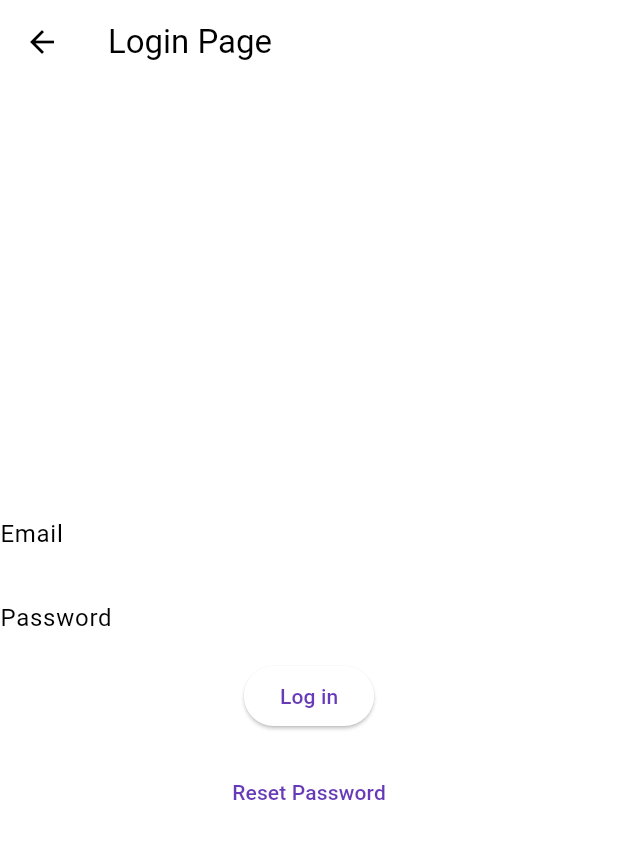
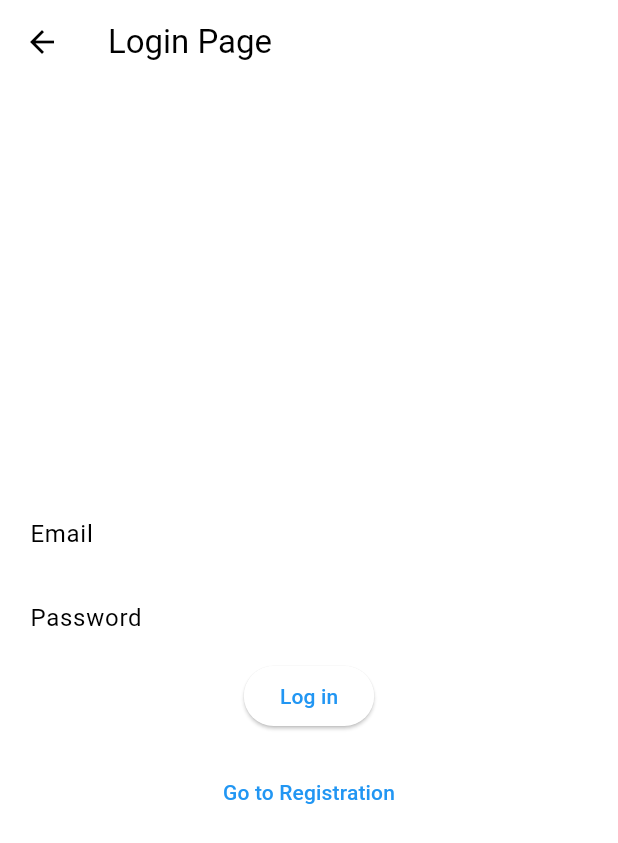
Before and after one commit to Saitabau-Dennis/24-7-ROADSIDE-ASSISTANCE, a Flutter app: the screen it shows after launch, after a tap on "Already have an account? Log in", on a phone screen of 412 x 824 dp. Shown: the top 843 px of the screen. Run offline on Flutter 3.47's test engine with Material 3 defaults, Android fonts, the phone set to English and light mode, and no system bars.

Commit message:
Chore: adde padding to the pages, change background color of the pages

```diff
--- a/roadsideassistant/lib/main.dart
+++ b/roadsideassistant/lib/main.dart
@@ -1,6 +1,5 @@
 import 'package:flutter/material.dart';
 import 'package:flutter/material.dart';
-
 
 void main() {
   runApp(const MyApp());
@@ -12,9 +11,9 @@ class MyApp extends StatelessWidget {
   @override
   Widget build(BuildContext context) {
     return MaterialApp(
-      title: 'Road Side Assistance App',
+      title: 'Road Side Assistant',
       theme: ThemeData(
-        colorScheme: ColorScheme.fromSwatch(primarySwatch: Colors.deepPurple),
+        colorScheme: ColorScheme.fromSwatch(primarySwatch: Colors.blue),
         visualDensity: VisualDensity.adaptivePlatformDensity,
       ),
       initialRoute: '/',
@@ -25,7 +24,6 @@ class MyApp extends StatelessWidget {
     );
   }
 }
-
 class RegistrationPage extends StatelessWidget {
   const RegistrationPage({Key? key}) : super(key: key);
 
@@ -35,7 +33,10 @@ class RegistrationPage extends StatelessWidget {
       appBar: AppBar(
         title: const Text('Registration Page'),
       ),
-      body: Center(
+      body: Padding(
+        padding: const EdgeInsets.symmetric(horizontal: 20), // Add margin of 20px on the x-axis
+        child: Center(
+          child: SingleChildScrollView(
             child: Column(
               mainAxisAlignment: MainAxisAlignment.center,
               children: [
@@ -81,6 +82,8 @@ class RegistrationPage extends StatelessWidget {
               ],
             ),
           ),
+        ),
+      ),
     );
   }
 }
@@ -94,7 +97,10 @@ class LoginPage extends StatelessWidget {
       appBar: AppBar(
         title: const Text('Login Page'),
       ),
-      body: Center(
+      body: Padding(
+        padding: const EdgeInsets.symmetric(horizontal: 20), // Add margin of 20px on the x-axis
+        child: Center(
+          child: SingleChildScrollView(
             child: Column(
               mainAxisAlignment: MainAxisAlignment.center,
               children: [
@@ -117,11 +123,13 @@ class LoginPage extends StatelessWidget {
                 const SizedBox(height: 16),
                 TextButton(
                   onPressed: () {
-                // Perform reset password logic here
+                    Navigator.pushNamed(context, '/');
                   },
-              child: const Text('Reset Password'),
+                  child: const Text('Go to Registration'),
                 ),
               ],
+            ),
+          ),
         ),
       ),
     );
```
Lines whose indentation alone changed are shown as unchanged.
